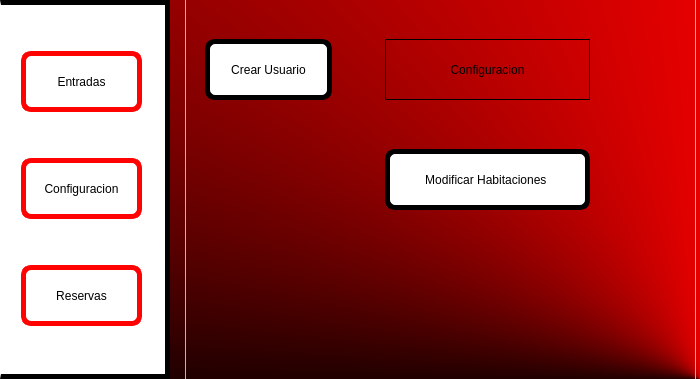
juanhoyos06/AppIntouch, file Motel/Vista/gui/VentanaPrincipal.ui: the form before one commit.
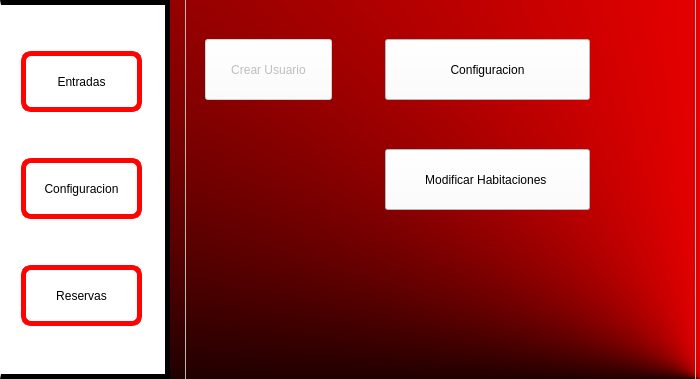
The form after the commit. The open tabs and pages were chosen to show the change. Icons and pictures are not drawn.

What changed in the file:
```diff
--- a/Motel/Vista/gui/VentanaPrincipal.ui
+++ b/Motel/Vista/gui/VentanaPrincipal.ui
@@ -364,14 +364,11 @@
        </size>
       </property>
       <property name="styleSheet">
-       <string notr="true">
-QPushButton{
-	border-radius: 10px;
-	background-color: rgb(255,255,255);
-	font: 75 14pt &quot;Script MT Bold&quot;;
-	color: rgb(0,0, 0);
-	border: 5px solid;
-	border- color: rgb(0, 0, 0);
+       <string notr="true">QPushButton{
+	background-color: rgb(255, 255, 255);
+	
+	font: 10pt &quot;MS Shell Dlg 2&quot;;
+
 }
 
 QPushButton:hover{
@@ -416,8 +413,20 @@
        </size>
       </property>
       <property name="styleSheet">
-       <string notr="true">font: 12pt &quot;Sitka Small&quot;;
-border: 0.5px solid;</string>
+       <string notr="true">QPushButton{
+	background-color: rgb(255, 255, 255);
+	
+	font: 10pt &quot;MS Shell Dlg 2&quot;;
+
+}
+
+QPushButton:hover{
+	
+	background-color: rgb(170, 170, 170);
+	
+	font: 10pt &quot;MS Shell Dlg 2&quot;;
+
+}</string>
       </property>
       <property name="text">
        <string>Configuracion</string>
@@ -458,14 +467,11 @@
        </size>
       </property>
       <property name="styleSheet">
-       <string notr="true">
-QPushButton{
-	border-radius: 10px;
-	background-color: rgb(255,255,255);
-	font: 75 14pt &quot;Script MT Bold&quot;;
-	color: rgb(0,0, 0);
-	border: 5px solid;
-	border- color: rgb(0, 0, 0);
+       <string notr="true">QPushButton{
+	background-color: rgb(255, 255, 255);
+	
+	font: 10pt &quot;MS Shell Dlg 2&quot;;
+
 }
 
 QPushButton:hover{
```
Left out of the diff: 25 changed lines with no effect on the pictures.
